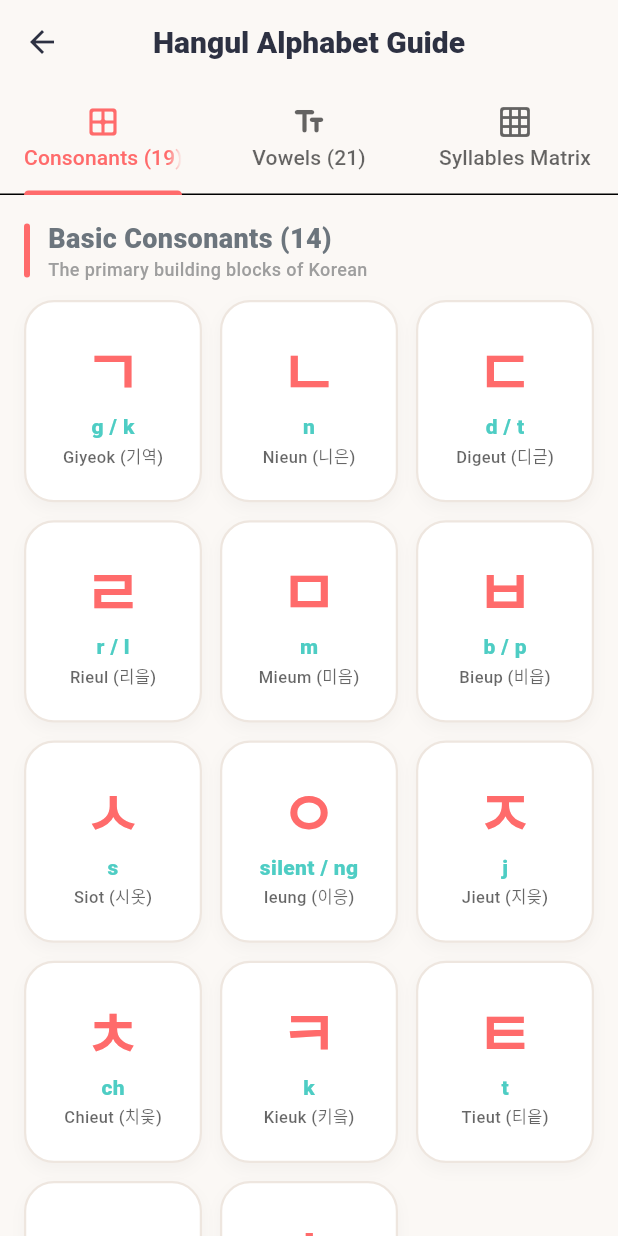
After one commit to kevinariel1/samgyeopsal, a Flutter app: the screen it shows after launch, after a tap on the "menu book" icon, on a phone screen of 412 x 824 dp. The commit adds this screen. Run offline on Flutter 3.47's test engine with Material 3 defaults, Android fonts, the phone set to English and light mode, and no system bars; our stand-ins replace flutter_dotenv, flutter_riverpod, just_audio, shared_preferences; missing offline and left inert: sherpa_onnx; network calls fail.

Commit message:
adding Hangul alphabet guide

```diff
--- /dev/null
+++ b/lib/presentation/screens/hangul_guide_screen.dart
@@ -0,0 +1,439 @@
+import 'package:flutter/material.dart';
+import 'package:flutter_riverpod/flutter_riverpod.dart';
+import '../../core/constants/app_colors.dart';
+import '../providers/app_providers.dart';
+
+class HangulCharacterGuide {
+  final String hangul;
+  final String romanization;
+  final String name;
+  final String sound;
+  final String category;
+
+  const HangulCharacterGuide({
+    required this.hangul,
+    required this.romanization,
+    required this.name,
+    required this.sound,
+    required this.category,
+  });
+}
+
+class HangulGuideScreen extends ConsumerStatefulWidget {
+  const HangulGuideScreen({super.key});
+
+  @override
+  ConsumerState<HangulGuideScreen> createState() => _HangulGuideScreenState();
+}
+
+class _HangulGuideScreenState extends ConsumerState<HangulGuideScreen>
+    with SingleTickerProviderStateMixin {
+  late final TabController _tabController;
+
+  static const List<HangulCharacterGuide> basicConsonants = [
+    HangulCharacterGuide(hangul: 'ㄱ', romanization: 'g / k', name: 'Giyeok (기역)', sound: '그', category: 'Basic Consonant'),
+    HangulCharacterGuide(hangul: 'ㄴ', romanization: 'n', name: 'Nieun (니은)', sound: '느', category: 'Basic Consonant'),
+    HangulCharacterGuide(hangul: 'ㄷ', romanization: 'd / t', name: 'Digeut (디귿)', sound: '드', category: 'Basic Consonant'),
+    HangulCharacterGuide(hangul: 'ㄹ', romanization: 'r / l', name: 'Rieul (리을)', sound: '르', category: 'Basic Consonant'),
+    HangulCharacterGuide(hangul: 'ㅁ', romanization: 'm', name: 'Mieum (미음)', sound: '므', category: 'Basic Consonant'),
+    HangulCharacterGuide(hangul: 'ㅂ', romanization: 'b / p', name: 'Bieup (비읍)', sound: '브', category: 'Basic Consonant'),
+    HangulCharacterGuide(hangul: 'ㅅ', romanization: 's', name: 'Siot (시옷)', sound: '스', category: 'Basic Consonant'),
+    HangulCharacterGuide(hangul: 'ㅇ', romanization: 'silent / ng', name: 'Ieung (이응)', sound: '응', category: 'Basic Consonant'),
+    HangulCharacterGuide(hangul: 'ㅈ', romanization: 'j', name: 'Jieut (지읒)', sound: '즈', category: 'Basic Consonant'),
+    HangulCharacterGuide(hangul: 'ㅊ', romanization: 'ch', name: 'Chieut (치읓)', sound: '츠', category: 'Basic Consonant'),
+    HangulCharacterGuide(hangul: 'ㅋ', romanization: 'k', name: 'Kieuk (키읔)', sound: '크', category: 'Basic Consonant'),
+    HangulCharacterGuide(hangul: 'ㅌ', romanization: 't', name: 'Tieut (티읕)', sound: '트', category: 'Basic Consonant'),
+    HangulCharacterGuide(hangul: 'ㅍ', romanization: 'p', name: 'Pieup (피vp)', sound: '프', category: 'Basic Consonant'),
+    HangulCharacterGuide(hangul: 'ㅎ', romanization: 'h', name: 'Hieut (히읗)', sound: '흐', category: 'Basic Consonant'),
+  ];
+
+  static const List<HangulCharacterGuide> doubleConsonants = [
+    HangulCharacterGuide(hangul: 'ㄲ', romanization: 'kk', name: 'Ssang-giyeok (쌍기역)', sound: '끄', category: 'Double Consonant'),
+    HangulCharacterGuide(hangul: 'ㄸ', romanization: 'tt', name: 'Ssang-digeut (쌍디귿)', sound: '뜨', category: 'Double Consonant'),
+    HangulCharacterGuide(hangul: 'ㅃ', romanization: 'pp', name: 'Ssang-bieup (쌍비읍)', sound: '쁘', category: 'Double Consonant'),
+    HangulCharacterGuide(hangul: 'ㅆ', romanization: 'ss', name: 'Ssang-siot (쌍시옷)', sound: '쓰', category: 'Double Consonant'),
+    HangulCharacterGuide(hangul: 'ㅉ', romanization: 'jj', name: 'Ssang-jieut (쌍지읒)', sound: '쯔', category: 'Double Consonant'),
+  ];
+
+  static const List<HangulCharacterGuide> basicVowels = [
+    HangulCharacterGuide(hangul: 'ㅏ', romanization: 'a', name: 'Ah', sound: '아', category: 'Basic Vowel'),
+    HangulCharacterGuide(hangul: 'ㅑ', romanization: 'ya', name: 'Yah', sound: '야', category: 'Basic Vowel'),
+    HangulCharacterGuide(hangul: 'ㅓ', romanization: 'eo', name: 'Uh', sound: '어', category: 'Basic Vowel'),
+    HangulCharacterGuide(hangul: 'ㅕ', romanization: 'yeo', name: 'Yeo', sound: '여', category: 'Basic Vowel'),
+    HangulCharacterGuide(hangul: 'ㅗ', romanization: 'o', name: 'Oh', sound: '오', category: 'Basic Vowel'),
+    HangulCharacterGuide(hangul: 'ㅛ', romanization: 'yo', name: 'Yoh', sound: '요', category: 'Basic Vowel'),
+    HangulCharacterGuide(hangul: 'ㅜ', romanization: 'u', name: 'Oo', sound: '우', category: 'Basic Vowel'),
+    HangulCharacterGuide(hangul: 'ㅠ', romanization: 'yu', name: 'Yoo', sound: '유', category: 'Basic Vowel'),
+    HangulCharacterGuide(hangul: 'ㅡ', romanization: 'eu', name: 'Eu', sound: '으', category: 'Basic Vowel'),
+    HangulCharacterGuide(hangul: 'ㅣ', romanization: 'i', name: 'Ee', sound: '이', category: 'Basic Vowel'),
+  ];
+
+  static const List<HangulCharacterGuide> compoundVowels = [
+    HangulCharacterGuide(hangul: 'ㅐ', romanization: 'ae', name: 'Ae (eh)', sound: '애', category: 'Compound Vowel'),
+    HangulCharacterGuide(hangul: 'ㅒ', romanization: 'yae', name: 'Yae', sound: '얘', category: 'Compound Vowel'),
+    HangulCharacterGuide(hangul: 'ㅔ', romanization: 'e', name: 'Eh', sound: '에', category: 'Compound Vowel'),
+    HangulCharacterGuide(hangul: 'ㅖ', romanization: 'ye', name: 'Yeh', sound: '예', category: 'Compound Vowel'),
+    HangulCharacterGuide(hangul: 'ㅘ', romanization: 'wa', name: 'Wa', sound: '와', category: 'Compound Vowel'),
+    HangulCharacterGuide(hangul: 'ㅙ', romanization: 'wae', name: 'Wae', sound: '왜', category: 'Compound Vowel'),
+    HangulCharacterGuide(hangul: 'ㅚ', romanization: 'oe (we)', name: 'Oe / We', sound: '외', category: 'Compound Vowel'),
+    HangulCharacterGuide(hangul: 'ㅝ', romanization: 'wo', name: 'Wo', sound: '워', category: 'Compound Vowel'),
+    HangulCharacterGuide(hangul: 'ㅞ', romanization: 'we', name: 'We', sound: '웨', category: 'Compound Vowel'),
+    HangulCharacterGuide(hangul: 'ㅟ', romanization: 'wi', name: 'Wi (Wee)', sound: '위', category: 'Compound Vowel'),
+    HangulCharacterGuide(hangul: 'ㅢ', romanization: 'ui', name: 'Ui', sound: '의', category: 'Compound Vowel'),
+  ];
+
+  static const List<String> matrixConsonants = [
+    'ㄱ', 'ㄴ', 'ㄷ', 'ㄹ', 'ㅁ', 'ㅂ', 'ㅅ', 'ㅇ', 'ㅈ', 'ㅊ', 'ㅋ', 'ㅌ', 'ㅍ', 'ㅎ'
+  ];
+  static const List<String> matrixVowels = ['ㅏ', 'ㅑ', 'ㅓ', 'ㅕ', 'ㅗ', 'ㅛ', 'ㅜ', 'ㅠ', 'ㅡ', 'ㅣ'];
+
+  @override
+  void initState() {
+    super.initState();
+    _tabController = TabController(length: 3, vsync: this);
+  }
+
+  @override
+  void dispose() {
+    _tabController.dispose();
+    super.dispose();
+  }
+
+  void _speak(String text) {
+    ref.read(audioServiceProvider).speakKorean(text);
+  }
+
+  @override
+  Widget build(BuildContext context) {
+    final theme = Theme.of(context);
+
+    return Scaffold(
+      appBar: AppBar(
+        title: const Text('Hangul Alphabet Guide'),
+        bottom: TabBar(
+          controller: _tabController,
+          indicatorColor: AppColors.primary,
+          labelColor: AppColors.primary,
+          unselectedLabelColor: theme.hintColor,
+          tabs: const [
+            Tab(icon: Icon(Icons.border_all_rounded), text: 'Consonants (19)'),
+            Tab(icon: Icon(Icons.text_fields_rounded), text: 'Vowels (21)'),
+            Tab(icon: Icon(Icons.grid_on_rounded), text: 'Syllables Matrix'),
+          ],
+        ),
+      ),
+      body: TabBarView(
+        controller: _tabController,
+        children: [
+          _buildConsonantsTab(theme),
+          _buildVowelsTab(theme),
+          _buildMatrixTab(theme),
+        ],
+      ),
+    );
+  }
+
+  Widget _buildConsonantsTab(ThemeData theme) {
+    return ListView(
+      padding: const EdgeInsets.all(16),
+      children: [
+        _buildSectionHeader(
+          title: 'Basic Consonants (14)',
+          subtitle: 'The primary building blocks of Korean',
+          count: '14',
+          color: AppColors.primary,
+        ),
+        const SizedBox(height: 12),
+        _buildCharacterGrid(basicConsonants, theme),
+        const SizedBox(height: 28),
+        _buildSectionHeader(
+          title: 'Double Consonants (5)',
+          subtitle: 'Tense, twin letters with crisp pronunciation',
+          count: '5',
+          color: AppColors.secondary,
+        ),
+        const SizedBox(height: 12),
+        _buildCharacterGrid(doubleConsonants, theme),
+      ],
+    );
+  }
+
+  Widget _buildVowelsTab(ThemeData theme) {
+    return ListView(
+      padding: const EdgeInsets.all(16),
+      children: [
+        _buildSectionHeader(
+          title: 'Basic Vowels (10)',
+          subtitle: 'The foundation: Sky (•), Earth (ㅡ), and Person (ㅣ)',
+          count: '10',
+          color: AppColors.primary,
+        ),
+        const SizedBox(height: 12),
+        _buildCharacterGrid(basicVowels, theme),
+        const SizedBox(height: 28),
+        _buildSectionHeader(
+          title: 'Compound Vowels (11)',
+          subtitle: 'Glides and combinations with Y, W, and E sounds',
+          count: '11',
+          color: AppColors.accentPurple,
+        ),
+        const SizedBox(height: 12),
+        _buildCharacterGrid(compoundVowels, theme),
+      ],
+    );
+  }
+
+  Widget _buildSectionHeader({
+    required String title,
+    required String subtitle,
+    required String count,
+    required Color color,
+  }) {
+    return Row(
+      children: [
+        Container(
+          width: 4,
+          height: 36,
+          decoration: BoxDecoration(
+            color: color,
+            borderRadius: BorderRadius.circular(2),
+          ),
+        ),
+        const SizedBox(width: 12),
+        Expanded(
+          child: Column(
+            crossAxisAlignment: CrossAxisAlignment.start,
+            children: [
+              Row(
+                children: [
+                  Text(
+                    title,
+                    style: const TextStyle(
+                      fontSize: 18,
+                      fontWeight: FontWeight.w800,
+                    ),
+                  ),
+                ],
+              ),
+              Text(
+                subtitle,
+                style: const TextStyle(
+                  fontSize: 12,
+                  color: Colors.grey,
+                  fontWeight: FontWeight.w500,
+                ),
+              ),
+            ],
+          ),
+        ),
+      ],
+    );
+  }
+
+  Widget _buildCharacterGrid(List<HangulCharacterGuide> items, ThemeData theme) {
+    return GridView.builder(
+      physics: const NeverScrollableScrollPhysics(),
+      shrinkWrap: true,
+      gridDelegate: const SliverGridDelegateWithFixedCrossAxisCount(
+        crossAxisCount: 3,
+        crossAxisSpacing: 12,
+        mainAxisSpacing: 12,
+        childAspectRatio: 0.88,
+      ),
+      itemCount: items.length,
+      itemBuilder: (context, index) {
+        final item = items[index];
+        return _buildCharacterTile(item, theme);
+      },
+    );
+  }
+
+  Widget _buildCharacterTile(HangulCharacterGuide item, ThemeData theme) {
+    return InkWell(
+      borderRadius: BorderRadius.circular(20),
+      onTap: () => _speak(item.sound),
+      child: Container(
+        decoration: BoxDecoration(
+          color: theme.cardTheme.color,
+          borderRadius: BorderRadius.circular(20),
+          border: Border.all(color: AppColors.lightCardBorder, width: 1.5),
+          boxShadow: [
+            BoxShadow(
+              color: Colors.black.withOpacity(0.03),
+              blurRadius: 8,
+              offset: const Offset(0, 4),
+            ),
+          ],
+        ),
+        padding: const EdgeInsets.symmetric(horizontal: 8, vertical: 10),
+        child: Column(
+          mainAxisAlignment: MainAxisAlignment.center,
+          children: [
+            Text(
+              item.hangul,
+              style: const TextStyle(
+                fontSize: 42,
+                fontWeight: FontWeight.w900,
+                color: AppColors.primary,
+                height: 1.1,
+              ),
+            ),
+            const SizedBox(height: 6),
+            FittedBox(
+              fit: BoxFit.scaleDown,
+              child: Text(
+                item.romanization,
+                style: const TextStyle(
+                  fontSize: 14,
+                  fontWeight: FontWeight.w800,
+                  color: AppColors.secondary,
+                ),
+              ),
+            ),
+            const SizedBox(height: 2),
+            FittedBox(
+              fit: BoxFit.scaleDown,
+              child: Text(
+                item.name,
+                style: TextStyle(
+                  fontSize: 11,
+                  fontWeight: FontWeight.w500,
+                  color: theme.hintColor,
+                ),
+              ),
+            ),
+          ],
+        ),
+      ),
+    );
+  }
+
+  Widget _buildMatrixTab(ThemeData theme) {
+    // Generate syllables combining matrixConsonants and matrixVowels:
+    // Unicode formula: 0xAC00 + (consonantIndex * 21 * 28) + (vowelIndex * 28)
+    const int baseUnicode = 0xAC00;
+    const List<int> vowelIndices = [0, 2, 4, 6, 8, 12, 13, 17, 18, 20]; // ㅏ, ㅑ, ㅓ, ㅕ, ㅗ, ㅛ, ㅜ, ㅠ, ㅡ, ㅣ
+
+    return Column(
+      crossAxisAlignment: CrossAxisAlignment.stretch,
+      children: [
+        Container(
+          padding: const EdgeInsets.all(12),
+          color: AppColors.primaryContainer.withOpacity(0.4),
+          child: const Row(
+            children: [
+              Icon(Icons.info_outline_rounded, color: AppColors.primary, size: 20),
+              SizedBox(width: 8),
+              Expanded(
+                child: Text(
+                  'Tap any syllable block to hear it pronounced! Scroll horizontally or vertically.',
+                  style: TextStyle(
+                    fontSize: 12,
+                    fontWeight: FontWeight.w600,
+                    color: AppColors.primary,
+                  ),
+                ),
+              ),
+            ],
+          ),
+        ),
+        Expanded(
+          child: SingleChildScrollView(
+            scrollDirection: Axis.vertical,
+            child: SingleChildScrollView(
+              scrollDirection: Axis.horizontal,
+              padding: const EdgeInsets.all(16),
+              child: Table(
+                defaultColumnWidth: const FixedColumnWidth(54),
+                border: TableBorder.all(
+                  color: theme.dividerColor.withOpacity(0.2),
+                  borderRadius: BorderRadius.circular(12),
+                ),
+                children: [
+                  // Header Row with vowels
+                  TableRow(
+                    decoration: BoxDecoration(
+                      color: AppColors.primary.withOpacity(0.08),
+                    ),
+                    children: [
+                      const Center(
+                        child: Padding(
+                          padding: EdgeInsets.symmetric(vertical: 10),
+                          child: Text(
+                            'C / V',
+                            style: TextStyle(fontSize: 11, fontWeight: FontWeight.bold),
+                          ),
+                        ),
+                      ),
+                      ...matrixVowels.map(
+                        (v) => Center(
+                          child: Padding(
+                            padding: const EdgeInsets.symmetric(vertical: 10),
+                            child: Text(
+                              v,
+                              style: const TextStyle(
+                                fontSize: 16,
+                                fontWeight: FontWeight.w900,
+                                color: AppColors.primary,
+                              ),
+                            ),
+                          ),
+                        ),
+                      ),
+                    ],
+                  ),
+                  // Matrix rows for each consonant
+                  for (int cIdx = 0; cIdx < matrixConsonants.length; cIdx++)
+                    TableRow(
+                      children: [
+                        // Row header (Consonant)
+                        Center(
+                          child: Padding(
+                            padding: const EdgeInsets.symmetric(vertical: 12),
+                            child: Text(
+                              matrixConsonants[cIdx],
+                              style: const TextStyle(
+                                fontSize: 16,
+                                fontWeight: FontWeight.w900,
+                                color: AppColors.secondary,
+                              ),
+                            ),
+                          ),
+                        ),
+                        // Syllable cells
+                        for (int vIdx = 0; vIdx < matrixVowels.length; vIdx++) ...[
+                          Builder(
+                            builder: (context) {
+                              final int unicode = baseUnicode +
+                                  (cIdx * 21 * 28) +
+                                  (vowelIndices[vIdx] * 28);
+                              final String syllable = String.fromCharCode(unicode);
+
+                              return InkWell(
+                                onTap: () => _speak(syllable),
+                                child: Container(
+                                  padding: const EdgeInsets.symmetric(vertical: 10),
+                                  alignment: Alignment.center,
+                                  child: Text(
+                                    syllable,
+                                    style: const TextStyle(
+                                      fontSize: 16,
+                                      fontWeight: FontWeight.w700,
+                                    ),
+                                  ),
+                                ),
+                              );
+                            },
+                          ),
+                        ],
+                      ],
+                    ),
+                ],
+              ),
+            ),
+          ),
+        ),
+      ],
+    );
+  }
+}
--- a/lib/presentation/screens/home_screen.dart
+++ b/lib/presentation/screens/home_screen.dart
@@ -4,6 +4,7 @@ import '../../core/constants/app_colors.dart';
 import '../../core/services/quiz_session_service.dart';
 import '../../data/models/unit_model.dart';
 import '../providers/app_providers.dart';
+import 'hangul_guide_screen.dart';
 import 'lesson_screen.dart';
 import 'progress_screen.dart';
 import 'quiz_screen.dart';
@@ -21,6 +22,16 @@ class HomeScreen extends ConsumerWidget {
       appBar: AppBar(
         title: const Text('Hangul Baby 🌱'),
         actions: [
+          IconButton(
+            tooltip: 'Hangul Alphabet Guide',
+            icon: const Icon(Icons.menu_book_rounded, color: AppColors.primary, size: 26),
+            onPressed: () {
+              Navigator.push(
+                context,
+                MaterialPageRoute(builder: (_) => const HangulGuideScreen()),
+              );
+            },
+          ),
           IconButton(
             tooltip: 'Progress Dashboard',
             icon: const Icon(Icons.emoji_events_rounded, color: AppColors.starGold, size: 28),
```
Also changed, not shown: 1 other file.
